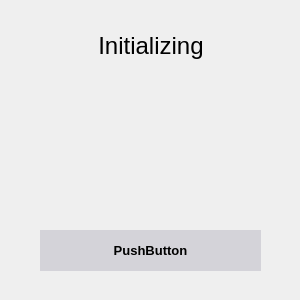
Before: the Qt Designer form Source/Gui/InfoWindow.ui in SpriteOvO/AirPodsDesktop, drawn with Qt 5.
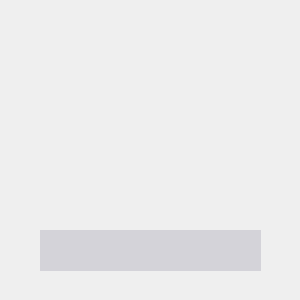
After: the same form once the commit is applied.

Commit message: Fix the display of the button and title in `InfoWindow`

What changed in the file:
```diff
--- a/Source/Gui/InfoWindow.ui
+++ b/Source/Gui/InfoWindow.ui
@@ -32,7 +32,7 @@
     <number>3</number>
    </property>
    <property name="text">
-    <string>Initializing</string>
+    <string/>
    </property>
    <property name="alignment">
     <set>Qt::AlignCenter</set>
@@ -138,7 +138,7 @@
 QPushButton:pressed { background-color: rgb(202, 201, 207); }</string>
    </property>
    <property name="text">
-    <string>PushButton</string>
+    <string/>
    </property>
   </widget>
  </widget>
```
The commit also changes 4 other files.
